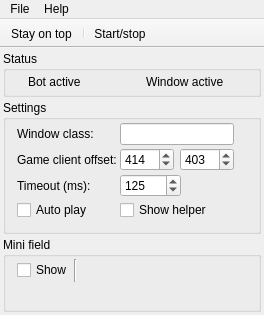
Old version of the form mainwindow.ui in the repository maxqwerty/bejeweled-bot.
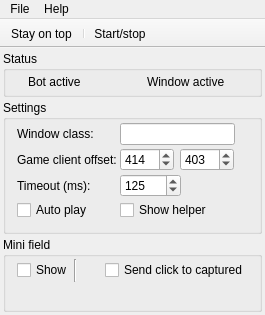
New version of the form. Icons and pictures are not drawn.

Commit message: Added option - mouse click on mini-field transferred to captured window.

```diff
--- a/mainwindow.ui
+++ b/mainwindow.ui
@@ -397,6 +397,13 @@
            </property>
           </spacer>
          </item>
+         <item>
+          <widget class="QCheckBox" name="chkMouse">
+           <property name="text">
+            <string>Send click to captured</string>
+           </property>
+          </widget>
+         </item>
         </layout>
        </item>
        <item>
```
Left out of the diff: 1 changed line with no effect on the pictures. The commit also changes 2 other files.
